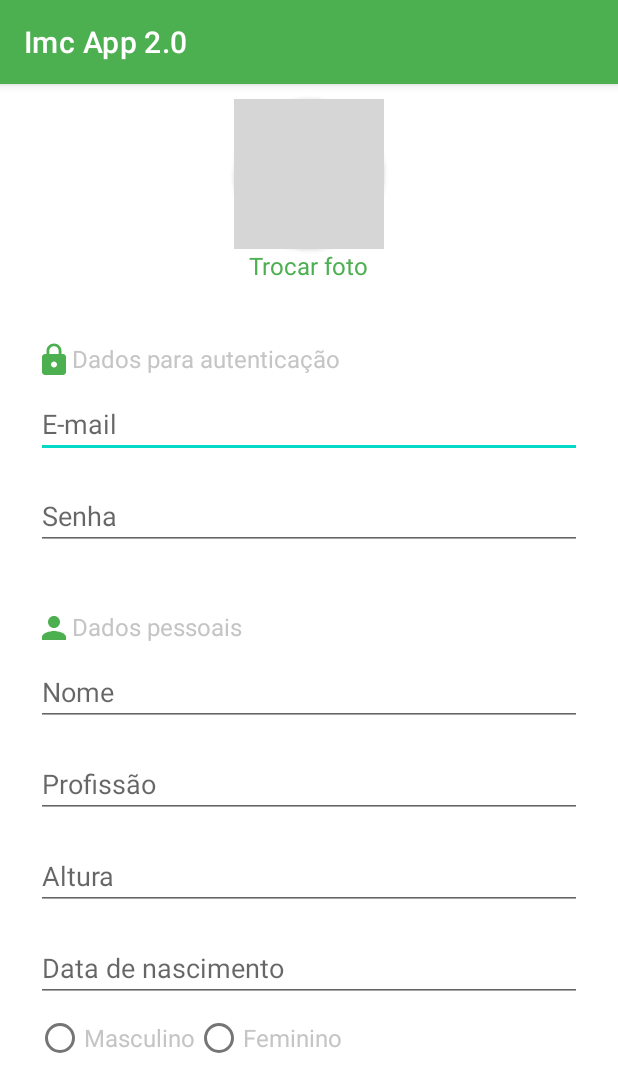
After one commit to ipCoelho/Imc-Calculator-Android, an Android app: the NewUserActivity screen opened directly, with no data from a screen before it, on a phone screen of 412 x 824 dp. The commit adds this screen. Shown: the top 1092 px of the screen. Run offline under Robolectric (Android 15) with nearby library versions, the phone set to English and light mode, and no system bars; Roboto replaces fonts that are not available here; grey boxes are pictures that could not be loaded.

Commit message:
register activity done

```diff
--- a/app/src/main/AndroidManifest.xml
+++ b/app/src/main/AndroidManifest.xml
@@ -9,7 +9,8 @@
         android:roundIcon="@drawable/bmi"
         android:supportsRtl="true"
         android:theme="@style/Theme.ImcApp20">
-        <activity android:name=".DashboardActivity"></activity>
+        <activity android:name=".NewUserActivity"></activity>
+        <activity android:name=".DashboardActivity" />
         <activity
             android:name=".MainActivity"
             android:screenOrientation="portrait">
--- /dev/null
+++ b/app/src/main/java/br/senai/sp/jandira/imcapp20/NewUserActivity.kt
@@ -0,0 +1,11 @@
+package br.senai.sp.jandira.imcapp20
+
+import androidx.appcompat.app.AppCompatActivity
+import android.os.Bundle
+
+class NewUserActivity : AppCompatActivity() {
+    override fun onCreate(savedInstanceState: Bundle?) {
+        super.onCreate(savedInstanceState)
+        setContentView(R.layout.activity_new_user)
+    }
+}
--- /dev/null
+++ b/app/src/main/res/drawable/ic_baseline_person_24.xml
@@ -0,0 +1,10 @@
+<vector xmlns:android="http://schemas.android.com/apk/res/android"
+    android:width="24dp"
+    android:height="24dp"
+    android:viewportWidth="24"
+    android:viewportHeight="24"
+    android:tint="?attr/colorControlNormal">
+  <path
+      android:fillColor="@android:color/white"
+      android:pathData="M12,12c2.21,0 4,-1.79 4,-4s-1.79,-4 -4,-4 -4,1.79 -4,4 1.79,4 4,4zM12,14c-2.67,0 -8,1.34 -8,4v2h16v-2c0,-2.66 -5.33,-4 -8,-4z"/>
+</vector>
--- a/app/src/main/res/layout/activity_dashboard.xml
+++ b/app/src/main/res/layout/activity_dashboard.xml
@@ -31,7 +31,7 @@
         <TextView
             android:layout_width="wrap_content"
             android:layout_height="wrap_content"
-            android:text="Leonardo De Caprio"
+            android:text="@string/user_name"
             android:layout_gravity="center_horizontal"
             android:textAppearance="@style/TextAppearance.MaterialComponents.Headline5"
             android:textColor="@color/white"/>
@@ -39,7 +39,7 @@
         <TextView
             android:layout_width="wrap_content"
             android:layout_height="wrap_content"
-            android:text="Actor"
+            android:text="@string/user_ocupation"
             android:textColor="@color/white"
             android:textAppearance="@style/TextAppearance.MaterialComponents.Headline6"
             android:layout_gravity="center_horizontal"/>
--- /dev/null
+++ b/app/src/main/res/layout/activity_new_user.xml
@@ -0,0 +1,139 @@
+<?xml version="1.0" encoding="utf-8"?>
+<LinearLayout xmlns:android="http://schemas.android.com/apk/res/android"
+    xmlns:app="http://schemas.android.com/apk/res-auto"
+    xmlns:tools="http://schemas.android.com/tools"
+    android:layout_width="match_parent"
+    android:layout_height="match_parent"
+    tools:context=".NewUserActivity"
+    android:orientation="vertical">
+
+    <LinearLayout
+        android:orientation="vertical"
+        android:layout_width="match_parent"
+        android:layout_height="wrap_content">
+
+        <androidx.cardview.widget.CardView
+            android:layout_width="100dp"
+            android:layout_height="100dp"
+            app:cardCornerRadius="50dp"
+            android:layout_gravity="center_horizontal"
+            android:layout_marginTop="10dp">
+
+            <ImageView
+                android:layout_width="match_parent"
+                android:layout_height="match_parent"
+                android:background="@drawable/leonardo"
+                android:scaleType="centerCrop"/>
+
+        </androidx.cardview.widget.CardView>
+
+        <TextView
+            android:layout_width="wrap_content"
+            android:layout_height="wrap_content"
+            android:text="Trocar foto"
+            android:layout_gravity="center_horizontal"
+            android:textSize="16dp"
+            android:textAppearance="@style/TextAppearance.MaterialComponents.Headline5"
+            android:textColor="@color/green_500"
+            android:layout_marginBottom="8dp"/>
+
+    </LinearLayout>
+
+    <ScrollView
+        android:layout_width="match_parent"
+        android:layout_height="match_parent">
+
+        <LinearLayout
+            android:layout_width="match_parent"
+            android:layout_height="wrap_content"
+            android:orientation="vertical"
+            android:layout_marginStart="24dp"
+            android:layout_marginEnd="24dp"
+            android:layout_marginTop="32dp">
+
+            <TextView
+                android:layout_width="wrap_content"
+                android:layout_height="wrap_content"
+                android:text="Dados para autenticação"
+                android:textSize="16dp"
+                android:textColor="#C5C5C5"
+                android:drawableStart="@drawable/ic_lock_24"
+                android:drawableTint="@color/green_500"/>
+
+            <EditText
+                android:layout_width="match_parent"
+                android:layout_height="wrap_content"
+                android:hint="E-mail"
+                android:layout_marginTop="8dp"/>
+
+            <EditText
+                android:layout_width="match_parent"
+                android:layout_height="wrap_content"
+                android:hint="Senha"
+                android:layout_marginTop="16dp"/>
+
+            <TextView
+                android:layout_width="wrap_content"
+                android:layout_height="wrap_content"
+                android:text="Dados pessoais"
+                android:textSize="16dp"
+                android:textColor="#C5C5C5"
+                android:drawableStart="@drawable/ic_baseline_person_24"
+                android:drawableTint="@color/green_500"
+                android:layout_marginTop="40dp"/>
+
+            <EditText
+                android:layout_width="match_parent"
+                android:layout_height="wrap_content"
+                android:hint="Nome"
+                android:layout_marginTop="8dp"/>
+
+            <EditText
+                android:layout_width="match_parent"
+                android:layout_height="wrap_content"
+                android:hint="Profissão"
+                android:layout_marginTop="16dp"/>
+
+            <EditText
+                android:layout_width="match_parent"
+                android:layout_height="wrap_content"
+                android:hint="Altura"
+                android:layout_marginTop="16dp"/>
+
+            <EditText
+                android:layout_width="match_parent"
+                android:layout_height="wrap_content"
+                android:hint="Data de nascimento"
+                android:layout_marginTop="16dp"/>
+
+            <RadioGroup
+                android:layout_width="match_parent"
+                android:layout_height="match_parent"
+                android:orientation="horizontal">
+
+                <RadioButton
+                    android:layout_width="wrap_content"
+                    android:layout_height="match_parent"
+                    android:text="Masculino"
+                    android:layout_gravity="start"
+                    android:textSize="16dp"
+                    android:textColor="#C5C5C5"/>
+
+                <RadioButton
+                    android:layout_width="wrap_content"
+                    android:layout_height="match_parent"
+                    android:text="Feminino"
+                    android:layout_gravity="end"
+                    android:textSize="16dp"
+                    android:textColor="#C5C5C5"/>
+
+
+            </RadioGroup>
+
+
+
+        </LinearLayout>
+
+    </ScrollView>
+
+</LinearLayout>
--- a/app/src/main/res/values/strings.xml
+++ b/app/src/main/res/values/strings.xml
@@ -18,4 +18,6 @@
     <string name="dashboard_card2_title">Ver histórico</string>
     <string name="dashboard_card1_description">Atualizar peso agora.</string>
     <string name="dashboard_card2_description">Reveja seu progresso.</string>
+    <string name="user_name">Leonardo De Caprio</string>
+    <string name="user_ocupation">Actor</string>
 </resources>
```
